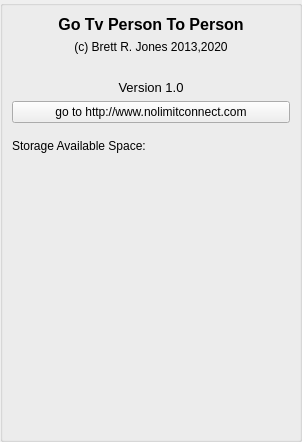
First picture: the form in GoTvApps/GoTvCommon/Forms/AppletAboutApp.ui, repository brettrjones/gotvptop, before the edit.
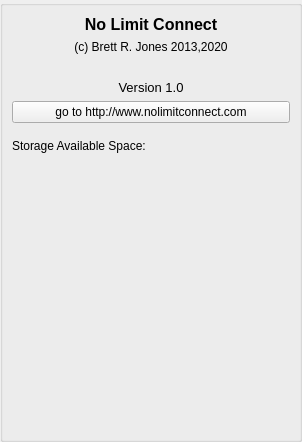
Second picture: the form after the edit.

The edit to the form file:
```diff
--- a/GoTvApps/GoTvCommon/Forms/AppletAboutApp.ui
+++ b/GoTvApps/GoTvCommon/Forms/AppletAboutApp.ui
@@ -75,7 +75,7 @@
          </font>
         </property>
         <property name="text">
-         <string>Go Tv Person To Person</string>
+         <string>No Limit Connect</string>
         </property>
         <property name="alignment">
          <set>Qt::AlignCenter</set>
```
